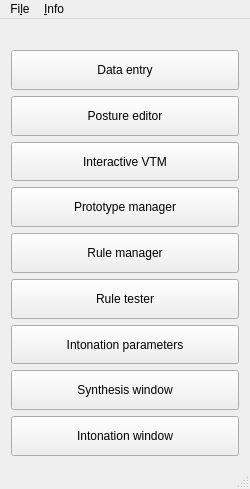
First picture: the form in ui/MainWindow.ui, repository mym-br/gama_tts_editor, before the edit.
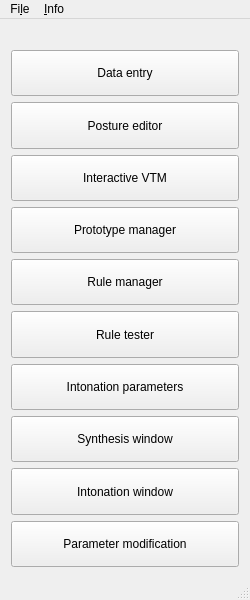
Second picture: the form after the edit.

Commit message: Implement parameter modification window.

Diff of the .ui file:
```diff
--- a/ui/MainWindow.ui
+++ b/ui/MainWindow.ui
@@ -7,7 +7,7 @@
     <x>0</x>
     <y>0</y>
     <width>250</width>
-    <height>489</height>
+    <height>600</height>
    </rect>
   </property>
   <property name="sizePolicy">
@@ -26,7 +26,7 @@
      <verstretch>0</verstretch>
     </sizepolicy>
    </property>
-   <layout class="QVBoxLayout" name="verticalLayout" stretch="0,0,0,0,0,0,0,0,0,0">
+   <layout class="QVBoxLayout" name="verticalLayout" stretch="0,0,0,0,0,0,0,0,0,0,0">
     <item>
      <widget class="QLabel" name="fileNameLabel">
       <property name="text">
@@ -151,6 +151,19 @@
       </property>
      </widget>
     </item>
+    <item>
+     <widget class="QPushButton" name="parameterModificationButton">
+      <property name="sizePolicy">
+       <sizepolicy hsizetype="MinimumExpanding" vsizetype="MinimumExpanding">
+        <horstretch>0</horstretch>
+        <verstretch>0</verstretch>
+       </sizepolicy>
+      </property>
+      <property name="text">
+       <string>Parameter modification</string>
+      </property>
+     </widget>
+    </item>
    </layout>
   </widget>
   <widget class="QMenuBar" name="menuBar">
```
The commit also changes 15 other files.
